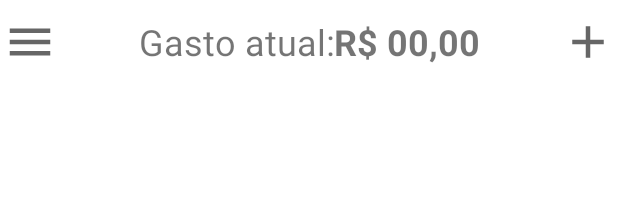
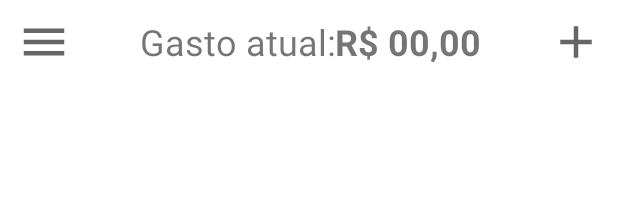
Before and after one commit to mattolivr/Mercapli, an Android app: the layout fragment_compra.xml on its own in the app's theme, with its tools: preview values and no code run, on a phone screen of 412 x 824 dp. Shown: the top 216 px of the screen. Run offline under Robolectric (Android 15) with nearby library versions, the phone set to English and light mode, and no system bars.

Commit message:
Alteração do Layout  no Fragment_Compra

```diff
--- a/app/src/main/res/layout/fragment_compra.xml
+++ b/app/src/main/res/layout/fragment_compra.xml
@@ -18,7 +18,9 @@
         <LinearLayout
             android:layout_width="match_parent"
             android:layout_height="wrap_content"
+            android:layout_marginLeft="9dp"
             android:layout_marginTop="8dp"
+            android:layout_marginRight="8dp"
             android:orientation="horizontal">
 
             <ImageButton
```
